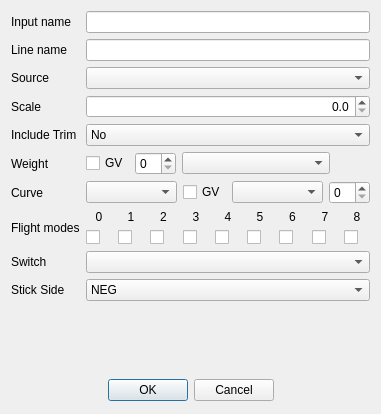
opentx/opentx, file companion/src/modeledit/expodialog.ui: the form before one commit.
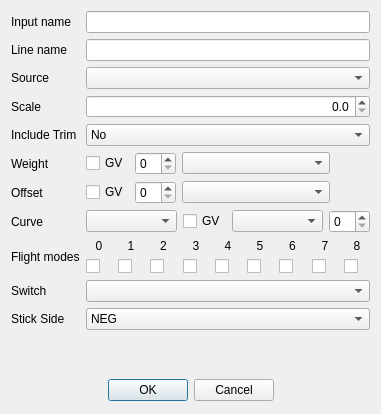
The form after the commit. Icons and pictures are not drawn.

Commit message: Offset in Taranis Inputs was missing

```diff
--- a/companion/src/modeledit/expodialog.ui
+++ b/companion/src/modeledit/expodialog.ui
@@ -30,10 +30,10 @@
     <normaloff>:/icon.png</normaloff>:/icon.png</iconset>
   </property>
   <layout class="QGridLayout" name="gridLayout">
-   <item row="2" column="1">
-    <widget class="QComboBox" name="sourceCB">
-     <property name="whatsThis">
-      <string>Source for the mixer.</string>
+   <item row="9" column="0">
+    <widget class="QLabel" name="label_phases">
+     <property name="text">
+      <string>Flight modes</string>
      </property>
     </widget>
    </item>
@@ -44,20 +44,6 @@
      </property>
     </widget>
    </item>
-   <item row="0" column="1">
-    <widget class="QLineEdit" name="inputName">
-     <property name="maxLength">
-      <number>6</number>
-     </property>
-    </widget>
-   </item>
-   <item row="6" column="0">
-    <widget class="QLabel" name="label_3">
-     <property name="text">
-      <string>Weight</string>
-     </property>
-    </widget>
-   </item>
    <item row="6" column="1">
     <layout class="QHBoxLayout" name="horizontalLayout_2" stretch="0,0,1,0">
      <item>
@@ -92,14 +78,28 @@
      </item>
     </layout>
    </item>
-   <item row="8" column="0">
-    <widget class="QLabel" name="label_phases">
+   <item row="0" column="1">
+    <widget class="QLineEdit" name="inputName">
+     <property name="maxLength">
+      <number>6</number>
+     </property>
+    </widget>
+   </item>
+   <item row="2" column="1">
+    <widget class="QComboBox" name="sourceCB">
+     <property name="whatsThis">
+      <string>Source for the mixer.</string>
+     </property>
+    </widget>
+   </item>
+   <item row="6" column="0">
+    <widget class="QLabel" name="label_3">
      <property name="text">
-      <string>Flight modes</string>
+      <string>Weight</string>
      </property>
     </widget>
    </item>
-   <item row="8" column="1">
+   <item row="9" column="1">
     <layout class="QGridLayout" name="gridLayout_4">
      <item row="0" column="0">
       <widget class="QLabel" name="lb_FP0">
@@ -256,14 +256,14 @@
      </item>
     </layout>
    </item>
-   <item row="9" column="0">
+   <item row="10" column="0">
     <widget class="QLabel" name="label_7">
      <property name="text">
       <string>Switch</string>
      </property>
     </widget>
    </item>
-   <item row="9" column="1">
+   <item row="10" column="1">
     <widget class="QComboBox" name="switchesCB">
      <property name="whatsThis">
       <string>Switch used to enable the line.
@@ -271,14 +271,14 @@
      </property>
     </widget>
    </item>
-   <item row="11" column="0">
+   <item row="12" column="0">
     <widget class="QLabel" name="sideLabel">
      <property name="text">
       <string>Stick Side</string>
      </property>
     </widget>
    </item>
-   <item row="11" column="1">
+   <item row="12" column="1">
     <widget class="QComboBox" name="sideCB">
      <item>
       <property name="text">
@@ -297,7 +297,7 @@
      </item>
     </widget>
    </item>
-   <item row="13" column="0" colspan="2">
+   <item row="14" column="0" colspan="2">
     <widget class="QDialogButtonBox" name="buttonBox">
      <property name="minimumSize">
       <size>
@@ -316,7 +316,7 @@
      </property>
     </widget>
    </item>
-   <item row="12" column="0" colspan="2">
+   <item row="13" column="0" colspan="2">
     <spacer name="verticalSpacer">
      <property name="orientation">
       <enum>Qt::Vertical</enum>
@@ -370,14 +370,14 @@
      </item>
     </widget>
    </item>
-   <item row="7" column="0">
+   <item row="8" column="0">
     <widget class="QLabel" name="label_curves">
      <property name="text">
       <string>Curve</string>
      </property>
     </widget>
    </item>
-   <item row="7" column="1">
+   <item row="8" column="1">
     <layout class="QHBoxLayout" name="horizontalLayout" stretch="1,0,1,0">
      <item>
       <widget class="QComboBox" name="curveTypeCB">
@@ -429,6 +429,47 @@
      </property>
     </widget>
    </item>
+   <item row="7" column="0">
+    <widget class="QLabel" name="offsetLabel">
+     <property name="text">
+      <string>Offset</string>
+     </property>
+    </widget>
+   </item>
+   <item row="7" column="1">
+    <layout class="QHBoxLayout" name="offsetLayout" stretch="0,0,1,0">
+     <item>
+      <widget class="QCheckBox" name="offsetGV">
+       <property name="text">
+        <string>GV</string>
+       </property>
+      </widget>
+     </item>
+     <item>
+      <widget class="QSpinBox" name="offsetSB"/>
+     </item>
+     <item>
+      <widget class="QComboBox" name="offsetCB">
+       <property name="whatsThis">
+        <string>The source for the mixer</string>
+       </property>
+      </widget>
+     </item>
+     <item>
+      <spacer name="offsetSpacer">
+       <property name="orientation">
+        <enum>Qt::Horizontal</enum>
+       </property>
+       <property name="sizeHint" stdset="0">
+        <size>
+         <width>40</width>
+         <height>0</height>
+        </size>
+       </property>
+      </spacer>
+     </item>
+    </layout>
+   </item>
   </layout>
  </widget>
  <tabstops>
```
The commit also changes 3 other files.
